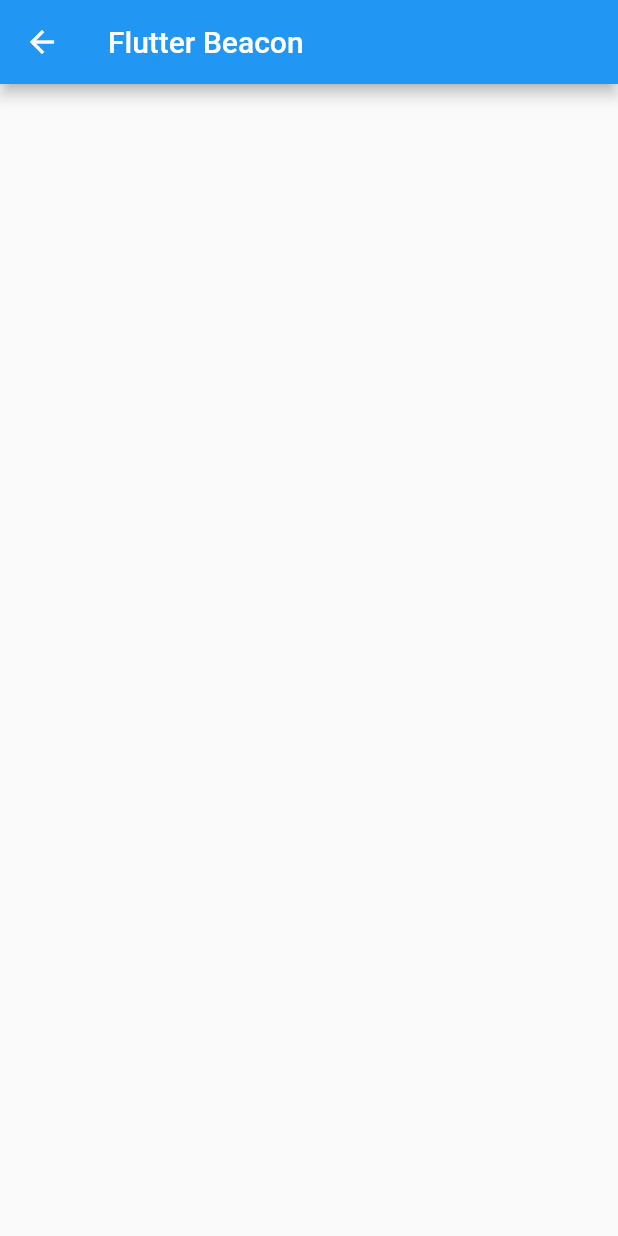
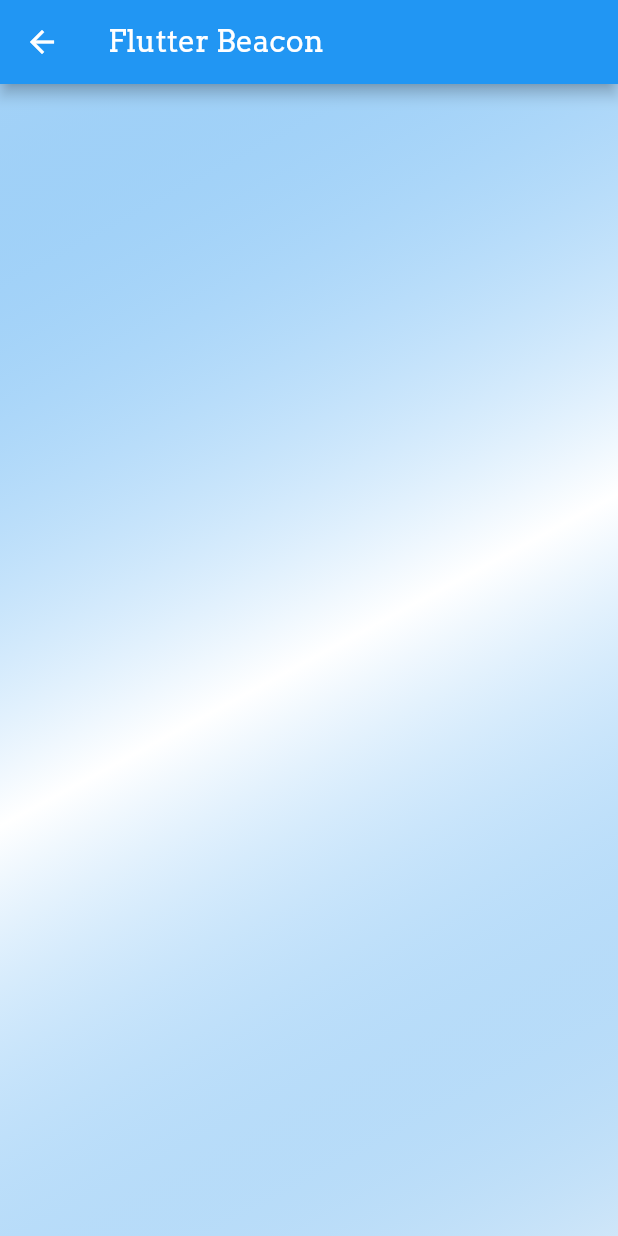
Before and after one commit to aadarsh-patel/flutter_beacon, a Flutter app: the screen it shows after launch, after a tap on an icon or button, on a phone screen of 412 x 824 dp. Run offline on Flutter 3.47's test engine with Material 2 defaults, Android fonts, the phone set to English and light mode, and no system bars; our stand-ins replace cloud_firestore, flutter_map, latlong, location, random_string; accounts and stored records are empty.

Commit message:
Added gradient

```diff
--- a/lib/main.dart
+++ b/lib/main.dart
@@ -13,7 +13,7 @@ class MyApp extends StatelessWidget {
   Widget build(BuildContext context) {
     return MaterialApp(
       theme: ThemeData(
-        fontFamily: 'Roboto',
+        fontFamily: 'Arvo',
         primarySwatch: Colors.blue,
       ),
       initialRoute: '/',
--- /dev/null
+++ b/lib/screens/common.dart
@@ -0,0 +1,11 @@
+import 'package:flutter/material.dart';
+
+LinearGradient myGradient = LinearGradient(
+  colors: [
+    Colors.blue.withOpacity(0.4),
+    Colors.white,
+    Colors.blue.withOpacity(0.2)
+  ],
+  begin: Alignment.topLeft,
+  end: Alignment.bottomRight,
+);
--- a/lib/screens/follow_beacon.dart
+++ b/lib/screens/follow_beacon.dart
@@ -1,6 +1,7 @@
 import 'package:flutter/material.dart';
 
 import 'package:cloud_firestore/cloud_firestore.dart';
+import 'package:flutter_beacon/screens/common.dart';
 import 'package:flutter_beacon/screens/popup_dialog.dart';
 
 class FollowBeacon extends StatefulWidget {
@@ -22,7 +23,7 @@ class _FollowBeaconState extends State<FollowBeacon> {
             child: Container(
               decoration: BoxDecoration(
                 border: Border.all(
-                  color: Colors.lightBlueAccent,
+                  color: Colors.black,
                 ),
                 borderRadius: BorderRadius.all(Radius.circular(20)),
               ),
@@ -35,10 +36,15 @@ class _FollowBeaconState extends State<FollowBeacon> {
                   user.data['Name'],
                   style: TextStyle(fontSize: 20, color: Colors.black),
                 ),
-                trailing: IconButton(
+                trailing: Container(
+                  decoration: BoxDecoration(
+                    color: Colors.white,
+                    borderRadius: BorderRadius.all(Radius.circular(20)),
+                  ),
+                  child: IconButton(
                       icon: Icon(
                         Icons.arrow_forward,
-                      color: Colors.black,
+                        color: Colors.blue,
                       ),
                       onPressed: () {
                         showDialog(
@@ -46,6 +52,7 @@ class _FollowBeaconState extends State<FollowBeacon> {
                             builder: (context) => Validate(user.data['Name'],
                                 user.data['Key'], user.documentID));
                       }),
+                ),
               ),
             ),
           );
@@ -69,9 +76,12 @@ class _FollowBeaconState extends State<FollowBeacon> {
       appBar: AppBar(
         title: Text('Flutter Beacon'),
       ),
-      body: StreamBuilder(
-        stream: Firestore.instance.collection('locations').snapshots(),
+      body: Container(
+        decoration: BoxDecoration(gradient: myGradient),
+        child: StreamBuilder(
+          stream: Firestore.instance.collection('users').snapshots(),
           builder: buildUserList,
+        ),
       ),
     );
   }
--- a/lib/screens/home_page.dart
+++ b/lib/screens/home_page.dart
@@ -1,4 +1,5 @@
 import 'package:flutter/material.dart';
+import 'package:flutter_beacon/screens/common.dart';
 
 class HomePage extends StatelessWidget {
   @override
@@ -9,11 +10,7 @@ class HomePage extends StatelessWidget {
       ),
       body: Container(
         decoration: BoxDecoration(
-          gradient: LinearGradient(
-            colors: [Colors.blue.withOpacity(0.4), Colors.white, Colors.blue.withOpacity(0.2)],
-            begin: Alignment.topLeft,
-            end: Alignment.bottomRight,
-          ),
+          gradient: myGradient,
         ),
         child: Column(
           mainAxisAlignment: MainAxisAlignment.center,
--- a/lib/screens/popup_dialog.dart
+++ b/lib/screens/popup_dialog.dart
@@ -1,4 +1,5 @@
 import 'package:flutter/material.dart';
+import 'package:flutter_beacon/screens/common.dart';
 
 import 'package:flutter_beacon/screens/track.dart';
 
@@ -41,6 +42,7 @@ class _ValidateState extends State<Validate> {
                 ),
               ),
               RaisedButton(
+                color: Colors.lightBlue,
                 child: Text('ENTER'),
                 onPressed: () {
                   if (_passKeyController.text.toString() == widget.passKey) {
--- a/pubspec.yaml
+++ b/pubspec.yaml
@@ -62,9 +62,9 @@ flutter:
   # list giving the asset and other descriptors for the font. For
   # example:
   fonts:
-    - family: Arvo
-      fonts:
-        - asset: assets/fonts/Arvo-Regular.ttf
+   - family: Arvo
+     fonts:
+       - asset: assets/fonts/Arvo-Regular.ttf
     # - family: Trajan Pro
     #   fonts:
     #     - asset: fonts/TrajanPro.ttf
```
Also changed, not shown: lib/screens/form.dart (+2 -5 lines), lib/screens/host_beacon.dart (+32 -56 lines), lib/screens/track.dart (+13 -3 lines). Lines whose indentation alone changed are shown as unchanged.
